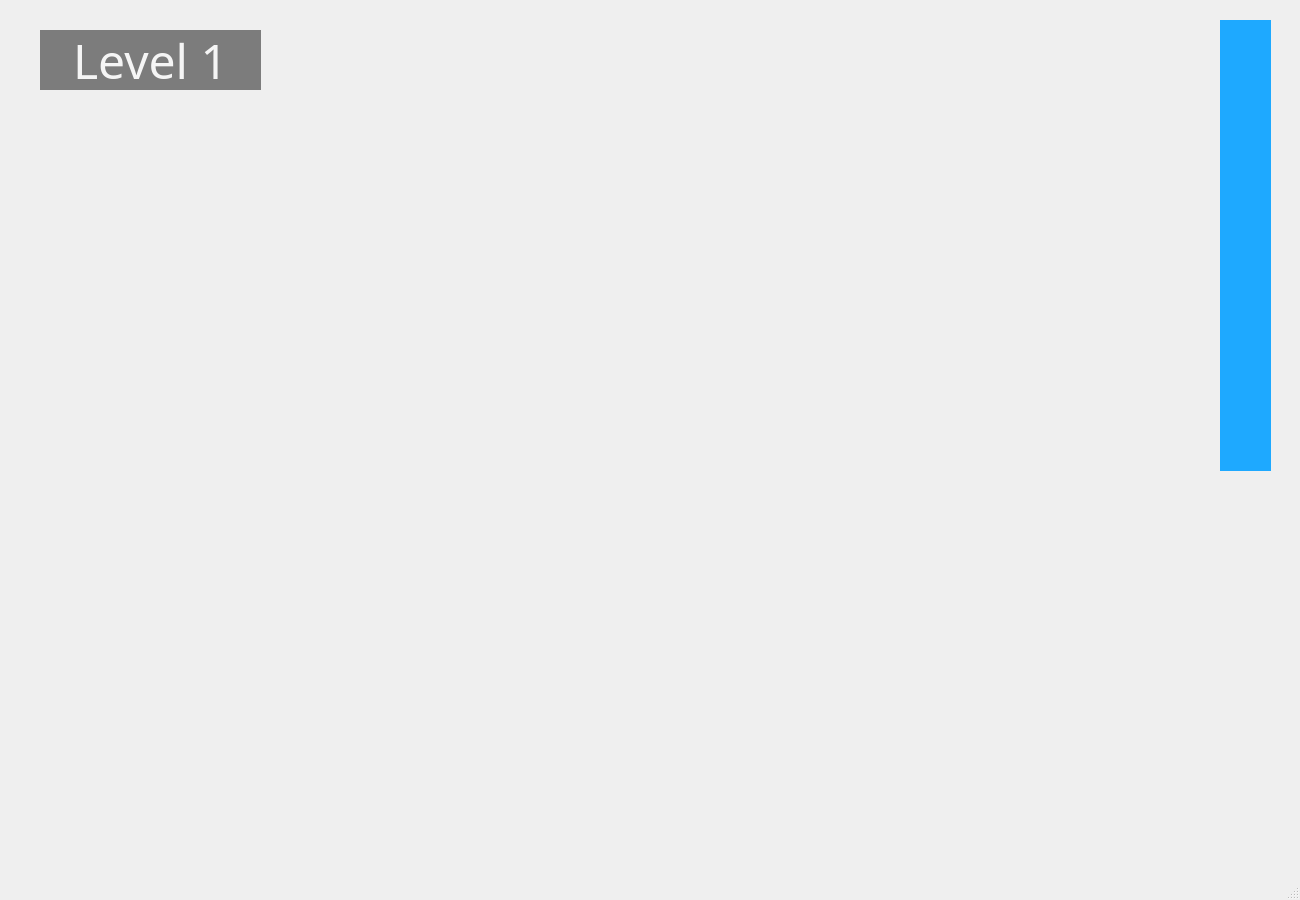
The window that Sloshed/mainwindow.ui (University-of-Utah-CS3505/a8-edu-app-Anudlok) describes before a commit, drawn with Qt 5.
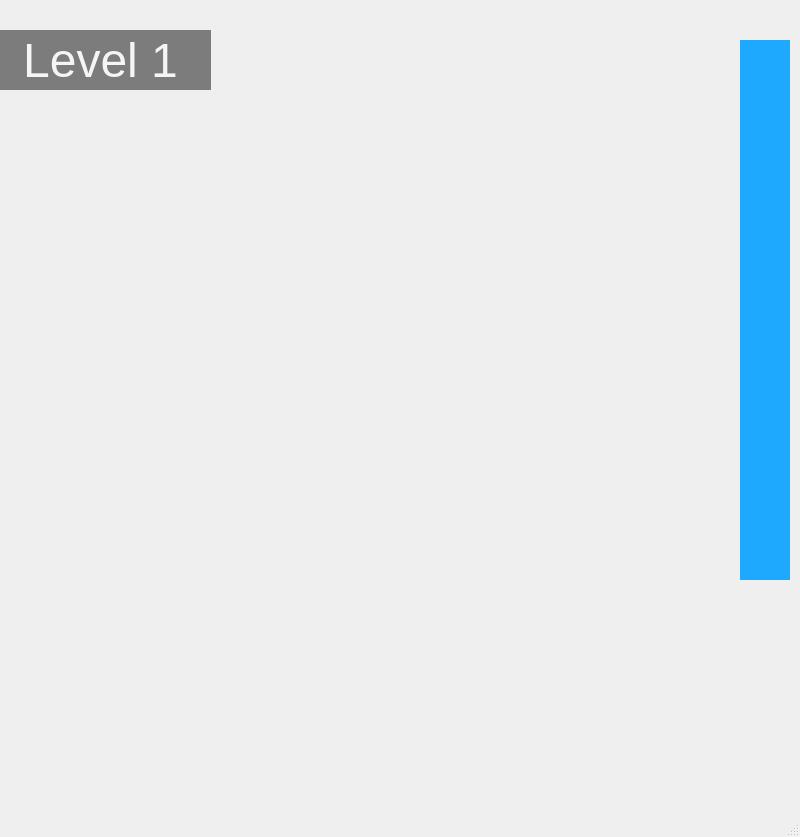
The same window after the commit. The open tabs and pages were chosen to show the change. Icons and pictures are not drawn. Custom widgets are drawn as their Qt base class.

Commit message: Updated images to new UI graphics

Diff of the .ui file:
```diff
--- a/Sloshed/mainwindow.ui
+++ b/Sloshed/mainwindow.ui
@@ -6,8 +6,8 @@
    <rect>
     <x>0</x>
     <y>0</y>
-    <width>1300</width>
-    <height>900</height>
+    <width>800</width>
+    <height>837</height>
    </rect>
   </property>
   <property name="windowTitle">
@@ -22,8 +22,8 @@
      <rect>
       <x>0</x>
       <y>0</y>
-      <width>1300</width>
-      <height>900</height>
+      <width>800</width>
+      <height>800</height>
      </rect>
     </property>
     <property name="styleSheet">
@@ -95,10 +95,10 @@
      <widget class="QProgressBar" name="hydrationBar">
       <property name="geometry">
        <rect>
-        <x>1220</x>
-        <y>20</y>
-        <width>51</width>
-        <height>451</height>
+        <x>740</x>
+        <y>40</y>
+        <width>50</width>
+        <height>540</height>
        </rect>
       </property>
       <property name="styleSheet">
@@ -117,7 +117,7 @@
      <widget class="QLabel" name="levelLabel">
       <property name="geometry">
        <rect>
-        <x>40</x>
+        <x>-10</x>
         <y>30</y>
         <width>221</width>
         <height>60</height>
@@ -131,7 +131,6 @@
       </property>
       <property name="font">
        <font>
-        <family>Mongolian Baiti</family>
         <pointsize>36</pointsize>
        </font>
       </property>
@@ -145,6 +144,28 @@
        <set>Qt::AlignCenter</set>
       </property>
      </widget>
+     <widget class="QLabel" name="hydrateBarLogo">
+      <property name="geometry">
+       <rect>
+        <x>740</x>
+        <y>40</y>
+        <width>50</width>
+        <height>540</height>
+       </rect>
+      </property>
+      <property name="autoFillBackground">
+       <bool>false</bool>
+      </property>
+      <property name="styleSheet">
+       <string notr="true">background-image: url(:/GameImages/Images/Gauge.png)</string>
+      </property>
+      <property name="text">
+       <string/>
+      </property>
+     </widget>
+     <zorder>levelLabel</zorder>
+     <zorder>hydrationBar</zorder>
+     <zorder>hydrateBarLogo</zorder>
     </widget>
    </widget>
   </widget>
```
Left out of the diff: 54 changed lines with no effect on the pictures. The commit also changes 31 other files.
